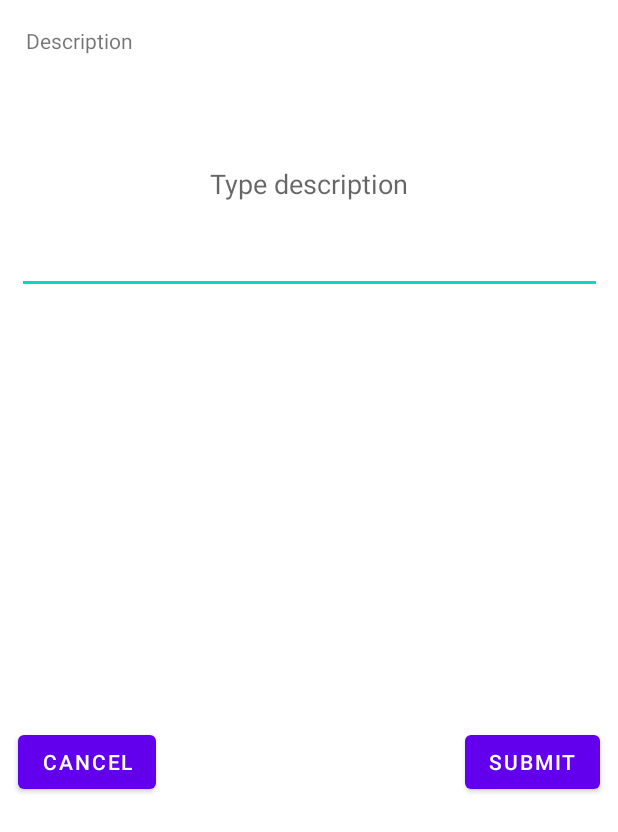
After one commit to diogoemoreira/ICMproject-TourAlbum, an Android app: the layout popup_change_desc.xml on its own in the app's theme, with its tools: preview values and no code run, on a phone screen of 412 x 824 dp. The commit adds this screen. Shown: the top 832 px of the screen. Run offline under Robolectric (Android 15) with nearby library versions, the phone set to English and light mode, and no system bars.

Commit message:
edit text working

```diff
--- a/app/src/main/java/pt/aulasicm/touralbum/classes/GalleryItemAdapter.java
+++ b/app/src/main/java/pt/aulasicm/touralbum/classes/GalleryItemAdapter.java
@@ -1,10 +1,13 @@
 package pt.aulasicm.touralbum.classes;
 
+import android.app.AlertDialog;
 import android.content.Context;
 import android.view.LayoutInflater;
 import android.view.MenuItem;
 import android.view.View;
 import android.view.ViewGroup;
+import android.widget.Button;
+import android.widget.EditText;
 import android.widget.ImageView;
 import android.widget.PopupMenu;
 import android.widget.TextView;
@@ -51,6 +54,39 @@ public class GalleryItemAdapter   extends RecyclerView.Adapter<GalleryItemAdapte
                     @Override
                     public boolean onMenuItemClick(MenuItem item) {
                         Toast.makeText(mItemView.getContext(),"You Clicked : " + item.getTitle(), Toast.LENGTH_SHORT).show();
+
+                        switch(item.getTitle().toString()){
+                            case "Edit":
+                                //pop up for editing description
+                                final AlertDialog dialogBuilder = new AlertDialog.Builder(mItemView.getContext()).create();
+
+                                View dialogView = mInflater.inflate(R.layout.popup_change_desc, null);
+
+                                final EditText editText = (EditText) dialogView.findViewById(R.id.edt_comment);
+                                Button buttonSubmit = (Button) dialogView.findViewById(R.id.buttonSubmit);
+                                Button buttonCancel = (Button) dialogView.findViewById(R.id.buttonCancel);
+
+                                buttonCancel.setOnClickListener(new View.OnClickListener() {
+                                    @Override
+                                    public void onClick(View view) {
+                                        dialogBuilder.dismiss();
+                                    }
+                                });
+                                buttonSubmit.setOnClickListener(new View.OnClickListener() {
+                                    @Override
+                                    public void onClick(View view) {
+                                        // Commit new Description
+                                        dialogBuilder.dismiss();
+                                    }
+                                });
+
+                                dialogBuilder.setView(dialogView);
+                                dialogBuilder.show();break;
+                            case "Delete":break;
+                            case "Download":break;
+                            default: Toast.makeText(mItemView.getContext(),"Oops something went wrong ", Toast.LENGTH_SHORT).show();
+                        }
+
                         return true;
                     }
                 });
--- a/app/src/main/java/pt/aulasicm/touralbum/fragments/Fragment_Register.java
+++ b/app/src/main/java/pt/aulasicm/touralbum/fragments/Fragment_Register.java
@@ -105,8 +105,6 @@ public class Fragment_Register extends Fragment {
     private void AddUserToRealtimeDB(String email,String username) {
         DatabaseReference myRef = database.getReference("/users");
         User user = new User(username, md5(email));
-        GalleryItem im1=new GalleryItem("LocationTest","DescriptionTest","DateTest","batataFrita");
-        user.Album.add(im1);
 
         myRef.child(md5(email)).setValue(user, (databaseError, databaseReference) -> {
             if (databaseError != null)
--- /dev/null
+++ b/app/src/main/res/layout/popup_change_desc.xml
@@ -0,0 +1,62 @@
+<?xml version="1.0" encoding="utf-8"?>
+<androidx.constraintlayout.widget.ConstraintLayout xmlns:android="http://schemas.android.com/apk/res/android"
+xmlns:app="http://schemas.android.com/apk/res-auto"
+xmlns:tools="http://schemas.android.com/tools"
+android:layout_width="match_parent"
+android:layout_height="match_parent"
+android:layout_margin="4dp">
+
+<TextView
+    android:id="@+id/textView"
+    android:layout_width="match_parent"
+    android:layout_height="wrap_content"
+    android:layout_marginEnd="8dp"
+    android:layout_marginStart="8dp"
+    android:layout_marginTop="8dp"
+    android:padding="5dp"
+    android:text="@string/description"
+    app:layout_constraintEnd_toEndOf="parent"
+    app:layout_constraintStart_toStartOf="parent"
+    app:layout_constraintTop_toTopOf="parent" />
+
+    <EditText
+        android:id="@+id/edt_comment"
+        android:layout_width="390dp"
+        android:layout_height="146dp"
+        android:layout_marginStart="8dp"
+        android:layout_marginTop="8dp"
+        android:layout_marginEnd="8dp"
+        android:hint="@string/type_description"
+        android:inputType="textMultiLine|text"
+        android:gravity="center"
+        app:layout_constraintEnd_toEndOf="parent"
+        app:layout_constraintStart_toStartOf="parent"
+        app:layout_constraintTop_toBottomOf="@+id/textView"
+        android:importantForAutofill="no" />
+
+<Button
+    android:id="@+id/buttonSubmit"
+    android:layout_width="wrap_content"
+    android:layout_height="wrap_content"
+    android:layout_marginBottom="8dp"
+    android:layout_marginEnd="8dp"
+    android:layout_marginTop="8dp"
+    android:text="@string/submit"
+    app:layout_constraintBottom_toBottomOf="parent"
+    app:layout_constraintEnd_toEndOf="parent"
+    app:layout_constraintTop_toBottomOf="@+id/edt_comment" />
+
+<Button
+    android:id="@+id/buttonCancel"
+    android:layout_width="wrap_content"
+    android:layout_height="wrap_content"
+    android:layout_marginBottom="8dp"
+    android:layout_marginStart="8dp"
+    android:layout_marginTop="8dp"
+    android:text="@string/cancel"
+    app:layout_constraintBottom_toBottomOf="parent"
+    app:layout_constraintStart_toStartOf="parent"
+    app:layout_constraintTop_toBottomOf="@+id/edt_comment" />
+
+
+</androidx.constraintlayout.widget.ConstraintLayout>
--- a/app/src/main/res/values/strings.xml
+++ b/app/src/main/res/values/strings.xml
@@ -33,4 +33,8 @@
     <string name="mapcamera">mapCamera</string>
     <!-- TODO: Remove or change this placeholder text -->
     <string name="hello_blank_fragment">Hello blank fragment</string>
+    <string name="description">Description</string>
+    <string name="type_description">Type description</string>
+    <string name="submit">Submit</string>
+    <string name="cancel">Cancel</string>
 </resources>
```
